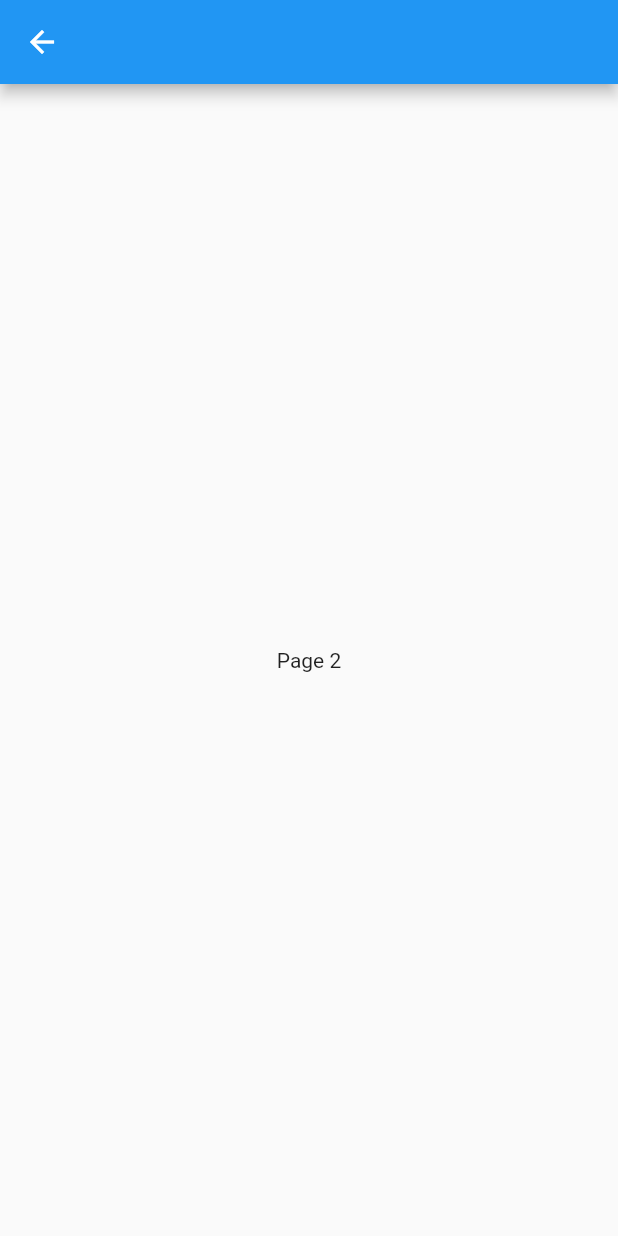
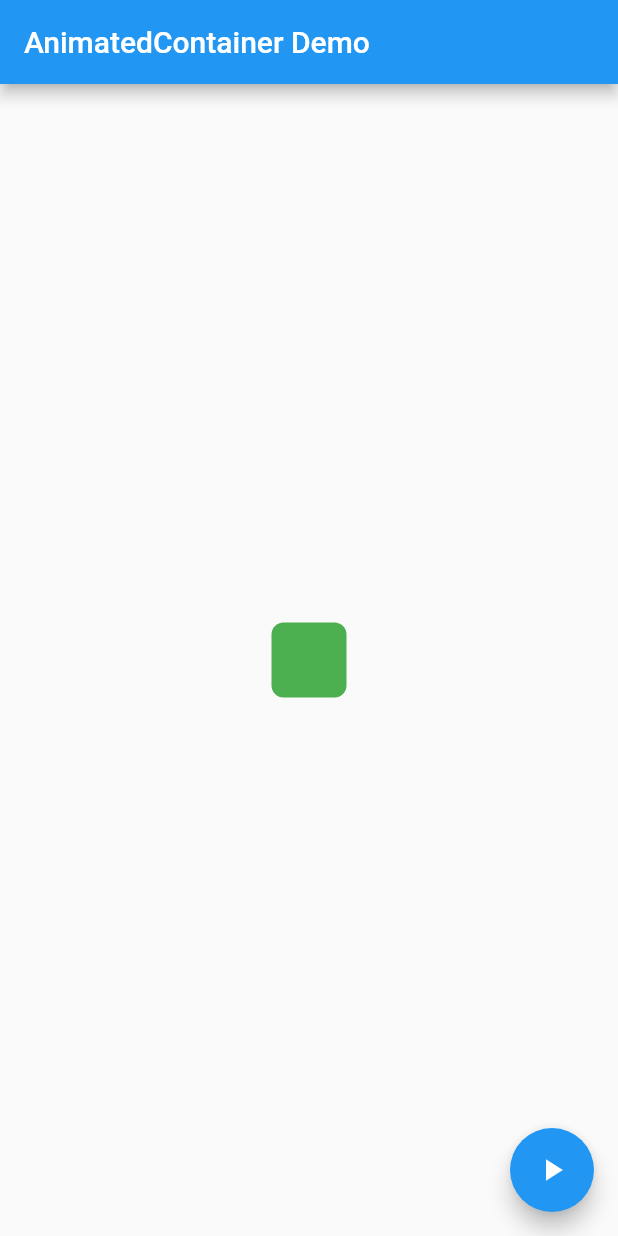
Before and after one commit to AyumiSashitani/test_flutter_app, a Flutter app: the screen it shows after launch, after a tap on "Go!", on a phone screen of 412 x 824 dp. Run offline on Flutter 3.47's test engine with Material 2 defaults, Android fonts, the phone set to English and light mode, and no system bars.

Commit message:
画面遷移先にAnimatedContainerを実装

```diff
--- /dev/null
+++ b/lib/Page2.dart
@@ -0,0 +1,70 @@
+import 'dart:math';
+
+import 'package:flutter/material.dart';
+
+class Page2 extends StatefulWidget {
+  @override
+  _AnimatedContainerAppState createState() => _AnimatedContainerAppState();
+}
+
+class _AnimatedContainerAppState extends State<Page2> {
+  // Define the various properties with default values. Update these properties
+  // when the user taps a FloatingActionButton.
+  double _width = 50;
+  double _height = 50;
+  Color _color = Colors.green;
+  BorderRadiusGeometry _borderRadius = BorderRadius.circular(8);
+
+  @override
+  Widget build(BuildContext context) {
+    return MaterialApp(
+      home: Scaffold(
+        appBar: AppBar(
+          title: Text('AnimatedContainer Demo'),
+        ),
+        body: Center(
+          child: AnimatedContainer(
+            // Use the properties stored in the State class.
+            width: _width,
+            height: _height,
+            decoration: BoxDecoration(
+              color: _color,
+              borderRadius: _borderRadius,
+            ),
+            // Define how long the animation should take.
+            duration: Duration(seconds: 1),
+            // Provide an optional curve to make the animation feel smoother.
+            curve: Curves.fastOutSlowIn,
+          ),
+        ),
+        floatingActionButton: FloatingActionButton(
+          child: Icon(Icons.play_arrow),
+          // When the user taps the button
+          onPressed: () {
+            // Use setState to rebuild the widget with new values.
+            setState(() {
+              // Create a random number generator.
+              final random = Random();
+
+              // Generate a random width and height.
+              _width = random.nextInt(300).toDouble();
+              _height = random.nextInt(300).toDouble();
+
+              // Generate a random color.
+              _color = Color.fromRGBO(
+                random.nextInt(256),
+                random.nextInt(256),
+                random.nextInt(256),
+                1,
+              );
+
+              // Generate a random border radius.
+              _borderRadius =
+                  BorderRadius.circular(random.nextInt(100).toDouble());
+            });
+          },
+        ),
+      ),
+    );
+  }
+}
--- a/lib/main.dart
+++ b/lib/main.dart
@@ -1,4 +1,5 @@
 import 'package:flutter/material.dart';
+import 'package:testflutterapp/Page2.dart';
 
 main() {
   runApp(MaterialApp(
@@ -39,14 +40,3 @@ Route _createRoute() {
     },
   );
 }
-
-class Page2 extends StatelessWidget {
-  Widget build(BuildContext context) {
-    return Scaffold(
-      appBar: AppBar(),
-      body: Center(
-        child: Text('Page 2'),
-      ),
-    );
-  }
-}
```
